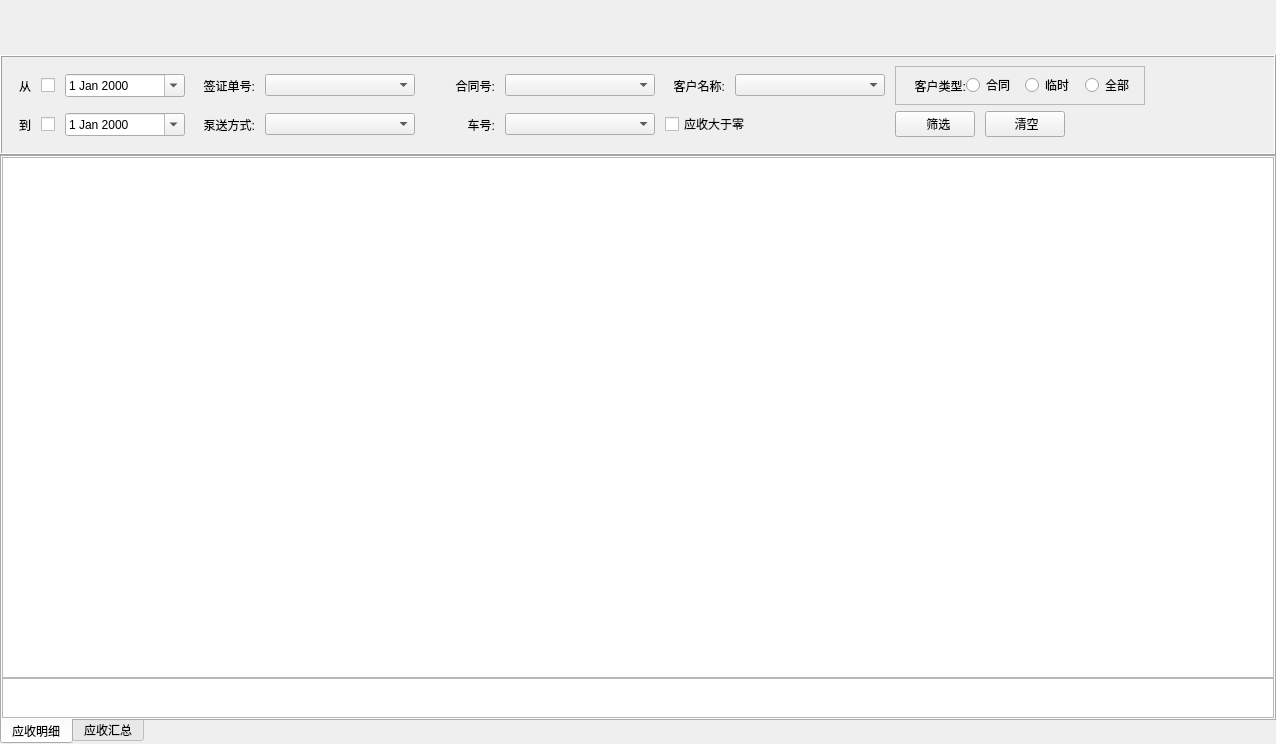
The window that CarRentalManagement/ui/tabwidget/receivablewidget.ui (longcp/CarRentalManagement) describes before a commit, drawn with Qt 5.
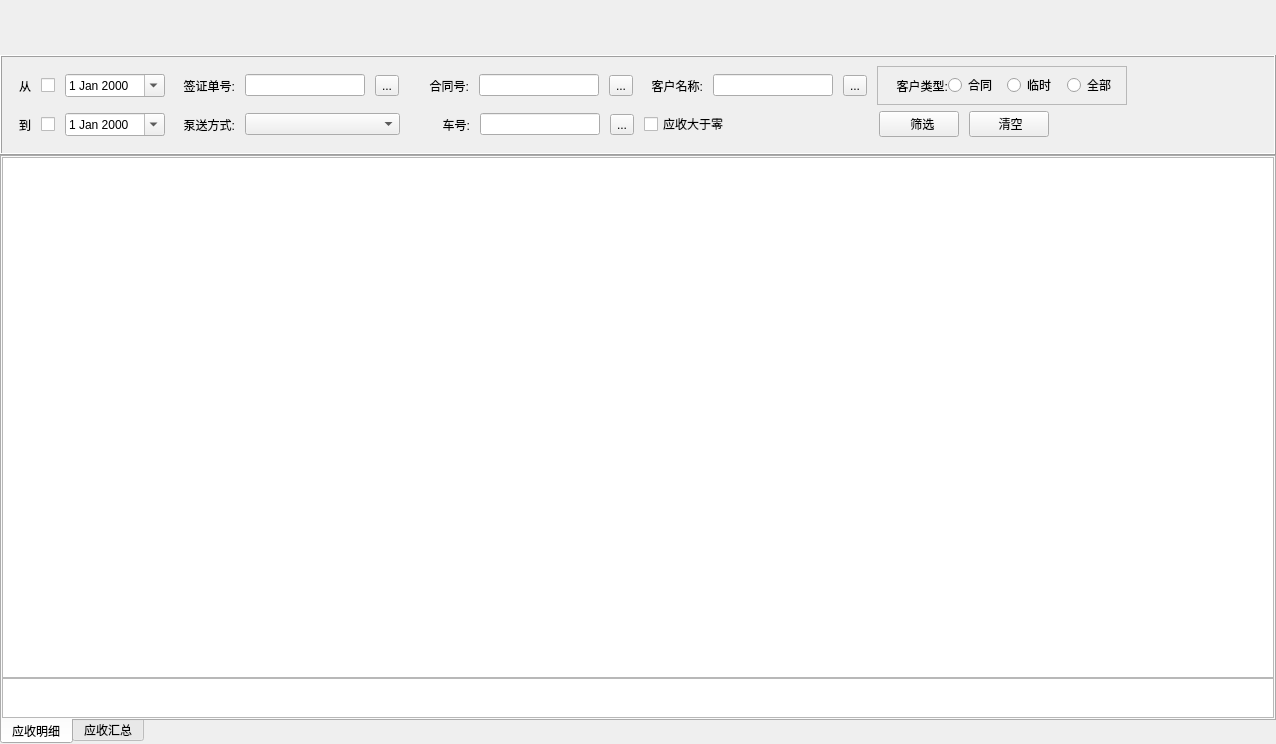
The same window after the commit.

Commit message: 应收界面：点击选择car，contract，client

```diff
--- a/CarRentalManagement/ui/tabwidget/receivablewidget.ui
+++ b/CarRentalManagement/ui/tabwidget/receivablewidget.ui
@@ -140,13 +140,13 @@
           <widget class="QDateEdit" name="fromDateEdit">
            <property name="minimumSize">
             <size>
-             <width>120</width>
+             <width>100</width>
              <height>0</height>
             </size>
            </property>
            <property name="maximumSize">
             <size>
-             <width>120</width>
+             <width>100</width>
              <height>16777215</height>
             </size>
            </property>
@@ -178,18 +178,34 @@
           </widget>
          </item>
          <item>
-          <widget class="QComboBox" name="comboBox">
+          <widget class="QLineEdit" name="docNumEt">
            <property name="minimumSize">
             <size>
-             <width>150</width>
+             <width>120</width>
              <height>0</height>
             </size>
            </property>
            <property name="maximumSize">
             <size>
-             <width>150</width>
+             <width>120</width>
              <height>16777215</height>
             </size>
+           </property>
+           <property name="readOnly">
+            <bool>true</bool>
+           </property>
+          </widget>
+         </item>
+         <item>
+          <widget class="QToolButton" name="docNumTb">
+           <property name="maximumSize">
+            <size>
+             <width>25</width>
+             <height>16777215</height>
+            </size>
+           </property>
+           <property name="text">
+            <string>...</string>
            </property>
           </widget>
          </item>
@@ -197,13 +213,13 @@
           <widget class="QLabel" name="contractNumLabel">
            <property name="minimumSize">
             <size>
-             <width>70</width>
+             <width>60</width>
              <height>0</height>
             </size>
            </property>
            <property name="maximumSize">
             <size>
-             <width>70</width>
+             <width>60</width>
              <height>16777215</height>
             </size>
            </property>
@@ -216,18 +232,34 @@
           </widget>
          </item>
          <item>
-          <widget class="QComboBox" name="ContractNumComboBox">
+          <widget class="QLineEdit" name="contractNumEt">
            <property name="minimumSize">
             <size>
-             <width>150</width>
+             <width>120</width>
              <height>0</height>
             </size>
            </property>
            <property name="maximumSize">
             <size>
-             <width>150</width>
+             <width>120</width>
              <height>16777215</height>
             </size>
+           </property>
+           <property name="readOnly">
+            <bool>true</bool>
+           </property>
+          </widget>
+         </item>
+         <item>
+          <widget class="QToolButton" name="contractNumTb">
+           <property name="maximumSize">
+            <size>
+             <width>25</width>
+             <height>16777215</height>
+            </size>
+           </property>
+           <property name="text">
+            <string>...</string>
            </property>
           </widget>
          </item>
@@ -254,18 +286,34 @@
           </widget>
          </item>
          <item>
-          <widget class="QComboBox" name="clientNameComboBox">
+          <widget class="QLineEdit" name="clientNameEt">
            <property name="minimumSize">
             <size>
-             <width>150</width>
+             <width>120</width>
              <height>0</height>
             </size>
            </property>
            <property name="maximumSize">
             <size>
-             <width>150</width>
+             <width>120</width>
              <height>16777215</height>
             </size>
+           </property>
+           <property name="readOnly">
+            <bool>true</bool>
+           </property>
+          </widget>
+         </item>
+         <item>
+          <widget class="QToolButton" name="clientNameTb">
+           <property name="maximumSize">
+            <size>
+             <width>25</width>
+             <height>16777215</height>
+            </size>
+           </property>
+           <property name="text">
+            <string>...</string>
            </property>
           </widget>
          </item>
@@ -397,13 +445,13 @@
           <widget class="QDateEdit" name="toDateEdit">
            <property name="minimumSize">
             <size>
-             <width>120</width>
+             <width>100</width>
              <height>0</height>
             </size>
            </property>
            <property name="maximumSize">
             <size>
-             <width>120</width>
+             <width>100</width>
              <height>16777215</height>
             </size>
            </property>
@@ -438,13 +486,13 @@
           <widget class="QComboBox" name="pumpTypeComboBox">
            <property name="minimumSize">
             <size>
-             <width>150</width>
+             <width>155</width>
              <height>0</height>
             </size>
            </property>
            <property name="maximumSize">
             <size>
-             <width>150</width>
+             <width>155</width>
              <height>16777215</height>
             </size>
            </property>
@@ -454,13 +502,13 @@
           <widget class="QLabel" name="carNumLabel">
            <property name="minimumSize">
             <size>
-             <width>70</width>
+             <width>60</width>
              <height>0</height>
             </size>
            </property>
            <property name="maximumSize">
             <size>
-             <width>70</width>
+             <width>60</width>
              <height>16777215</height>
             </size>
            </property>
@@ -473,18 +521,34 @@
           </widget>
          </item>
          <item>
-          <widget class="QComboBox" name="carNumComboBox">
+          <widget class="QLineEdit" name="carNumEt">
            <property name="minimumSize">
             <size>
-             <width>150</width>
+             <width>120</width>
              <height>0</height>
             </size>
            </property>
            <property name="maximumSize">
             <size>
-             <width>150</width>
+             <width>120</width>
              <height>16777215</height>
             </size>
+           </property>
+           <property name="readOnly">
+            <bool>true</bool>
+           </property>
+          </widget>
+         </item>
+         <item>
+          <widget class="QToolButton" name="carNumTb">
+           <property name="maximumSize">
+            <size>
+             <width>25</width>
+             <height>16777215</height>
+            </size>
+           </property>
+           <property name="text">
+            <string>...</string>
            </property>
           </widget>
          </item>
@@ -492,13 +556,13 @@
           <widget class="QCheckBox" name="receivableCheckBox">
            <property name="minimumSize">
             <size>
-             <width>220</width>
+             <width>225</width>
              <height>0</height>
             </size>
            </property>
            <property name="maximumSize">
             <size>
-             <width>220</width>
+             <width>225</width>
              <height>16777215</height>
             </size>
            </property>
```
The commit also changes 5 other files.
